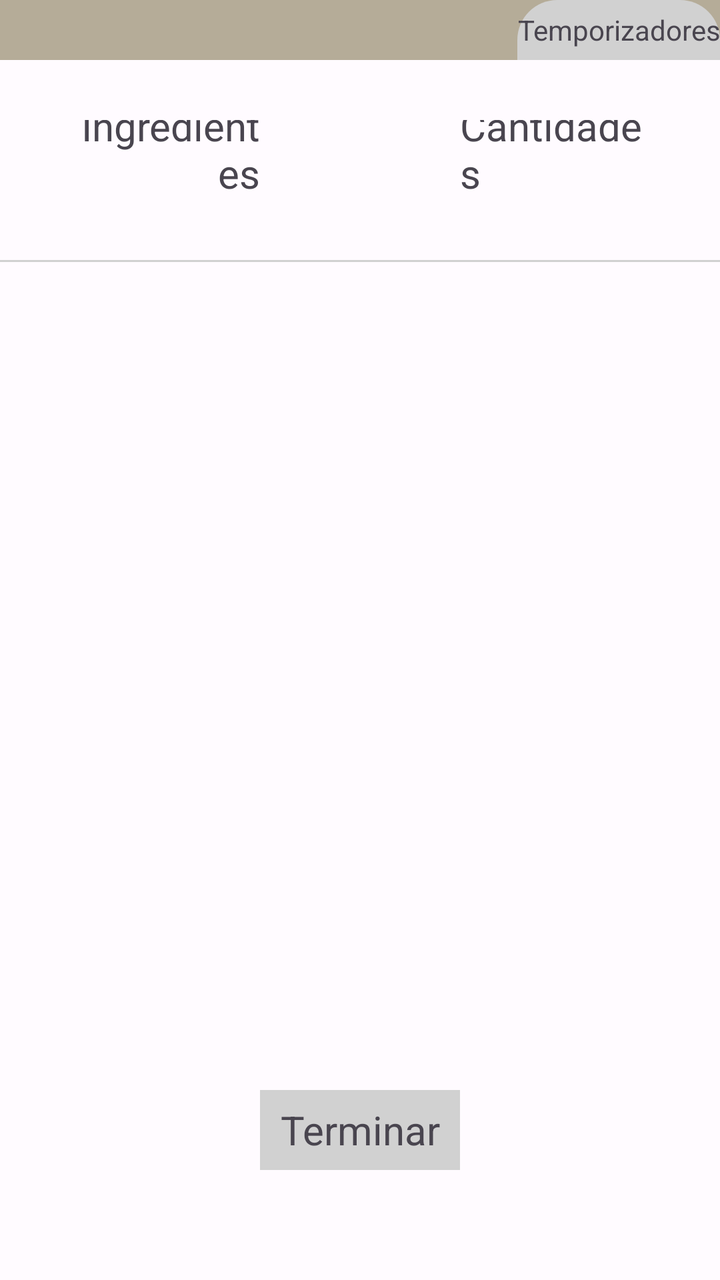
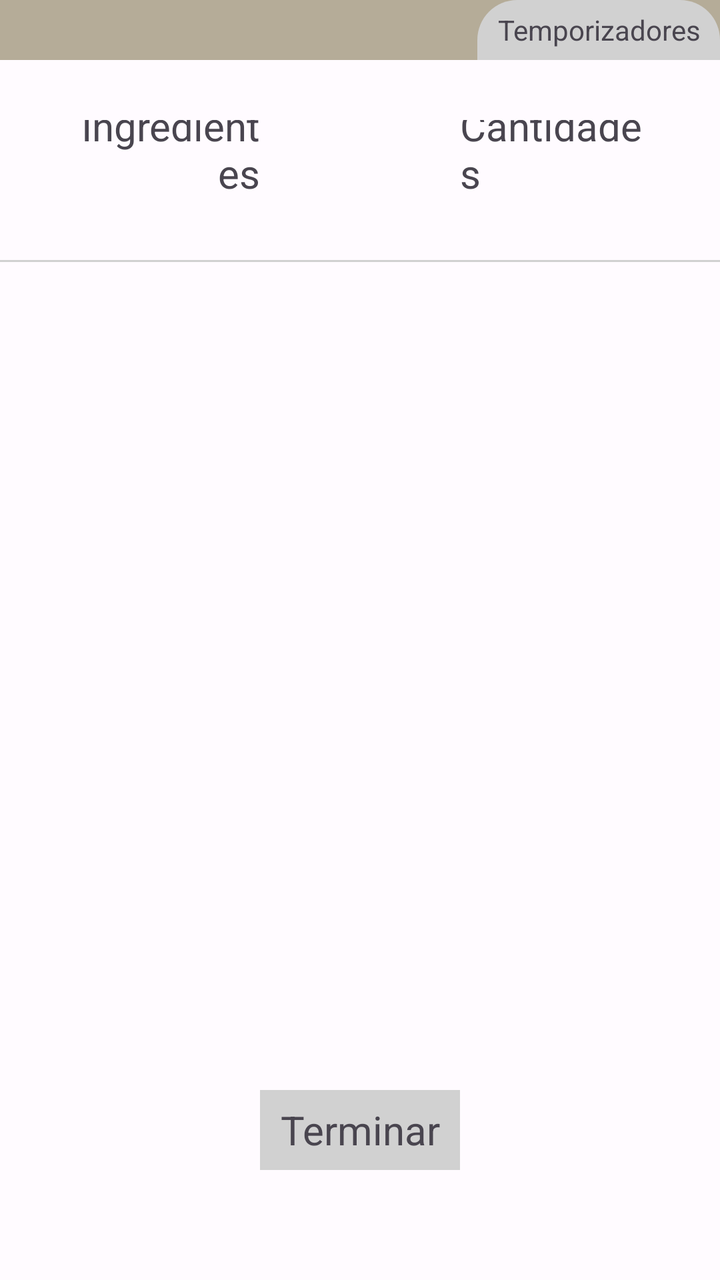

Before-and-after screenshots of an Android layout around one commit, followed by the original layout XML and the change that was made.
<!-- AndroidManifest.xml: application theme Theme.Panaderia -->
<!-- res/layout/fragment_mojes.xml -->
<?xml version="1.0" encoding="utf-8"?>
<FrameLayout xmlns:android="http://schemas.android.com/apk/res/android"
    xmlns:tools="http://schemas.android.com/tools"
    android:layout_width="match_parent"
    android:layout_height="match_parent"
    tools:context=".mojes">

    <LinearLayout
        android:layout_width="match_parent"
        android:layout_height="match_parent"
        android:orientation="vertical">

        
        <LinearLayout
            android:id="@+id/padreBarra"
            android:layout_width="match_parent"
            android:layout_height="30dp"
            android:orientation="horizontal"
            android:background="?attr/colorSecondary">
            
            <HorizontalScrollView
                android:layout_width="0dp"
                android:layout_height="match_parent"
                android:layout_weight="1"
                android:scrollbars="none">

                
                <LinearLayout
                    android:id="@+id/barraMojes"
                    android:layout_width="wrap_content"
                    android:layout_height="match_parent"
                    android:orientation="horizontal">
                    
                </LinearLayout>
                
            </HorizontalScrollView>
            
            <TextView
                android:id="@+id/TVTemporizadoresFrangmentMojes"
                android:layout_width="wrap_content"
                android:layout_height="match_parent"
                android:gravity="center"
                android:layout_marginHorizontal="10dp"
                android:background="@drawable/bordes_circulo_arriba"
                android:backgroundTint="?attr/colorSurfaceVariant"
                android:layout_marginStart="10dp"
                android:text="Temporizadores"/>
            
        </LinearLayout>

        
        <ScrollView
            android:layout_width="match_parent"
            android:layout_height="0dp"
            android:layout_weight="1">

            <LinearLayout
                android:id="@+id/cargaIngredientes"
                android:layout_width="match_parent"
                android:layout_height="wrap_content"
                android:orientation="vertical">
                
                <LinearLayout
                    android:layout_width="match_parent"
                    android:layout_height="100dp"
                    android:orientation="horizontal">

                    <TextView
                        android:layout_width="0dp"
                        android:layout_height="match_parent"
                        android:layout_weight="1"
                        android:text="Ingredientes"
                        android:gravity="bottom|end"
                        android:padding="30dp"
                        android:paddingEnd="50dp"
                        android:textSize="20dp"/>
                    <TextView
                        android:layout_width="0dp"
                        android:layout_height="match_parent"
                        android:layout_weight="1"
                        android:text="Cantidades"
                        android:gravity="bottom|start"
                        android:padding="30dp"
                        android:paddingStart="50dp"
                        android:textSize="20dp"/>

                </LinearLayout>
                <View
                    android:layout_width="match_parent"
                    android:layout_height="1dp"
                    android:background="?attr/colorSurfaceVariant"
                    android:layout_marginBottom="20dp"/>

                <LinearLayout
                    android:id="@+id/ponerAntes"
                    android:layout_width="match_parent"
                    android:layout_height="wrap_content"
                    android:orientation="vertical"
                    android:background="?attr/colorSecondary"/>




                
            </LinearLayout>

        </ScrollView>

        
        <LinearLayout
            android:layout_width="match_parent"
            android:layout_height="150dp"
            android:orientation="horizontal"
            android:gravity="center">

            <TextView
                android:id="@+id/terminarMoje"
                android:layout_width="100dp"
                android:layout_height="40dp"
                android:gravity="center"
                android:textSize="20dp"
                android:text="Terminar"
                android:background="?attr/colorSurfaceVariant"/>

        </LinearLayout>
        
    </LinearLayout>

    <TextView
        android:id="@+id/TVTextoNoHayMojesNiOTemporizadores"
        android:layout_width="wrap_content"
        android:layout_height="wrap_content"
        android:text="No hay mojes en preparacion"
        android:textSize="30dp"
        android:layout_gravity="center"
        android:gravity="center"
        android:textColor="?attr/colorOnBackground"
        android:visibility="gone"
        android:elevation="2dp"/>

</FrameLayout>
<!-- resources referenced by this layout -->
<resources>
  <!-- drawable bordes_circulo_arriba (drawable) -->
  <?xml version="1.0" encoding="utf-8"?>
  <shape xmlns:android="http://schemas.android.com/apk/res/android"
      android:shape="rectangle">
  
      <solid android:color="?attr/colorOnTertiaryContainer"/> 
  
      <corners
          android:topLeftRadius="20dp"
          android:topRightRadius="20dp"
          android:bottomLeftRadius="0dp"
          android:bottomRightRadius="0dp"/>
  </shape>
  <style name="Theme.Panaderia" parent="Theme.Material3.DayNight.NoActionBar">
  
          
          
          
          
  
          
          <item name="colorPrimary">@color/md_theme_light_primary</item>
          <item name="colorSecondary">@color/md_theme_light_shadow</item>
          <item name="colorOnPrimary">@color/md_theme_light_onPrimary</item>
          <item name="colorAccent">@color/md_theme_light_extra</item>
          <item name="colorOnTertiary">@color/md_theme_light_mas1</item>
          <item name="colorOnTertiaryContainer">@color/md_theme_light_mas2</item>
          <item name="colorOnTertiaryFixed">@color/md_theme_light_mas3</item>
  
          
          <item name="android:colorBackground">@color/md_theme_light_background</item>
          <item name="colorSurface">@color/md_theme_light_surface</item>
          <item name="colorOnBackground">@color/md_theme_light_onBackground</item>
          <item name="colorOnSurface">@color/md_theme_light_onSurface</item>
          <item name="colorOutline">@color/md_theme_light_select</item>
          <item name="colorSurfaceVariant">@color/md_theme_light_subfondo</item>
  
  
  
      </style>
  <color name="md_theme_light_primary">#8F4C00</color>
  <color name="md_theme_light_shadow">#B5AC98</color>
  <color name="md_theme_light_onPrimary">#FFFFFF</color>
  <color name="md_theme_light_extra">#D9CEB6</color>
  <color name="md_theme_light_mas1">#8A4900</color>
  <color name="md_theme_light_mas2">#B86200</color>
  <color name="md_theme_light_mas3">#5E3200</color>
  <color name="md_theme_light_background">#FFFBFF</color>
  <color name="md_theme_light_surface">#FFFBFF</color>
  <color name="md_theme_light_onBackground">#201A17</color>
  <color name="md_theme_light_onSurface">#201A17</color>
  <color name="md_theme_light_select">#E6E6E6</color>
  <color name="md_theme_light_subfondo">#D1D1D1</color>
</resources>

<!-- the commit's change to res/layout/fragment_mojes.xml (unified diff, before → after) -->
@@ -4,7 +4,7 @@
     android:layout_width="match_parent"
     android:layout_height="match_parent"
     tools:context=".mojes">
-
+    
     <LinearLayout
         android:layout_width="match_parent"
         android:layout_height="match_parent"
@@ -40,7 +40,9 @@
                 android:layout_width="wrap_content"
                 android:layout_height="match_parent"
                 android:gravity="center"
-                android:layout_marginHorizontal="10dp"
+                android:paddingHorizontal="10dp"
+                android:clickable="true"
+                android:focusable="true"
                 android:background="@drawable/bordes_circulo_arriba"
                 android:backgroundTint="?attr/colorSurfaceVariant"
                 android:layout_marginStart="10dp"
@@ -50,6 +52,7 @@
 
         
         <ScrollView
+            android:id="@+id/SVMojes"
             android:layout_width="match_parent"
             android:layout_height="0dp"
             android:layout_weight="1">
@@ -105,6 +108,24 @@
             </LinearLayout>
 
         </ScrollView>
+        
+        <ScrollView
+            android:id="@+id/SVTemporizadores"
+            android:layout_width="match_parent"
+            android:layout_height="0dp"
+            android:layout_weight="1"
+            android:visibility="gone">
+            <LinearLayout
+                android:id="@+id/LLListaTemporizadores"
+                android:layout_gravity="center"
+                android:layout_width="match_parent"
+                android:layout_height="match_parent"
+                android:orientation="vertical">
+
+                
+
+            </LinearLayout>
+        </ScrollView>
 
         
         <LinearLayout
@@ -125,7 +146,7 @@
         </LinearLayout>
         
     </LinearLayout>
-
+    
     <TextView
         android:id="@+id/TVTextoNoHayMojesNiOTemporizadores"
         android:layout_width="wrap_content"
<!-- resource entries referenced after the edit -->
@@ -36,6 +36,11 @@
           <item name="colorOnSurface">@color/md_theme_light_onSurface</item>
           <item name="colorOutline">@color/md_theme_light_select</item>
           <item name="colorSurfaceVariant">@color/md_theme_light_subfondo</item>
+          <item name="colorContainer">@color/md_theme_light_medio</item>
+          <item name="colorButtonNormal">@color/md_theme_light_urgente</item>
+  
+  
+  
   
   
   
@@ -53,5 +58,7 @@
   <color name="md_theme_light_onSurface">#201A17</color>
   <color name="md_theme_light_select">#E6E6E6</color>
   <color name="md_theme_light_subfondo">#D1D1D1</color>
+  <color name="md_theme_light_medio">#F3C100</color>
+  <color name="md_theme_light_urgente">#F31B00</color>
 </resources>
 
